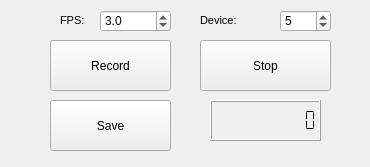
First picture: the form in recorder.ui, repository liuch37/autorecord, before the edit.
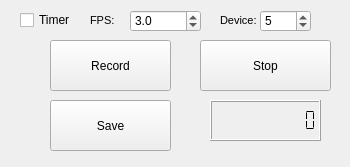
Second picture: the form after the edit.

Commit message: Support timer feature

Diff of the .ui file:
```diff
--- a/recorder.ui
+++ b/recorder.ui
@@ -6,7 +6,7 @@
    <rect>
     <x>0</x>
     <y>0</y>
-    <width>370</width>
+    <width>350</width>
     <height>167</height>
    </rect>
   </property>
@@ -77,7 +77,7 @@
   <widget class="QLabel" name="label_2">
    <property name="geometry">
     <rect>
-     <x>60</x>
+     <x>90</x>
      <y>10</y>
      <width>31</width>
      <height>21</height>
@@ -98,7 +98,7 @@
   <widget class="QDoubleSpinBox" name="fpsdoubleSpinBox">
    <property name="geometry">
     <rect>
-     <x>100</x>
+     <x>130</x>
      <y>10</y>
      <width>71</width>
      <height>22</height>
@@ -114,9 +114,9 @@
   <widget class="QLabel" name="label_3">
    <property name="geometry">
     <rect>
-     <x>200</x>
+     <x>220</x>
      <y>10</y>
-     <width>71</width>
+     <width>41</width>
      <height>21</height>
     </rect>
    </property>
@@ -135,7 +135,7 @@
   <widget class="QSpinBox" name="indexspinBox">
    <property name="geometry">
     <rect>
-     <x>280</x>
+     <x>260</x>
      <y>10</y>
      <width>51</width>
      <height>22</height>
@@ -145,6 +145,24 @@
     <number>5</number>
    </property>
   </widget>
+  <widget class="QCheckBox" name="timercheckBox">
+   <property name="geometry">
+    <rect>
+     <x>20</x>
+     <y>10</y>
+     <width>61</width>
+     <height>20</height>
+    </rect>
+   </property>
+   <property name="font">
+    <font>
+     <pointsize>9</pointsize>
+    </font>
+   </property>
+   <property name="text">
+    <string>Timer</string>
+   </property>
+  </widget>
  </widget>
  <resources/>
  <connections/>
```
The commit also changes 1 other file.
